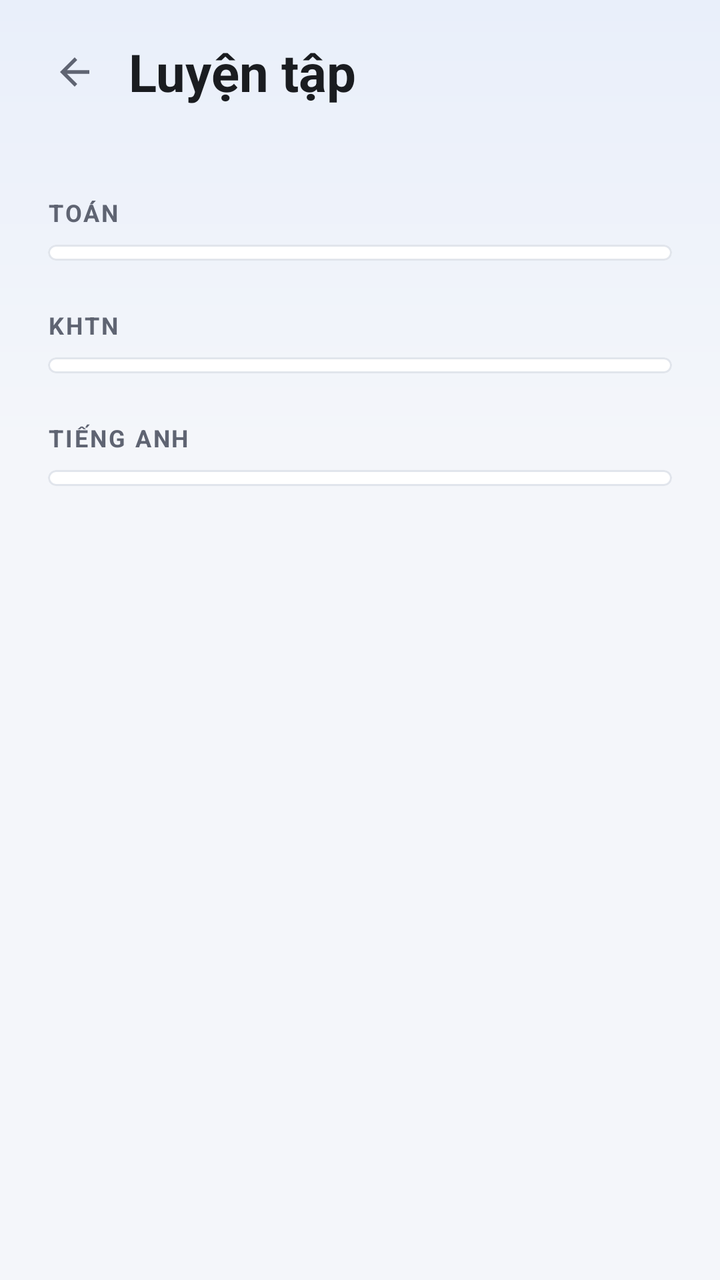
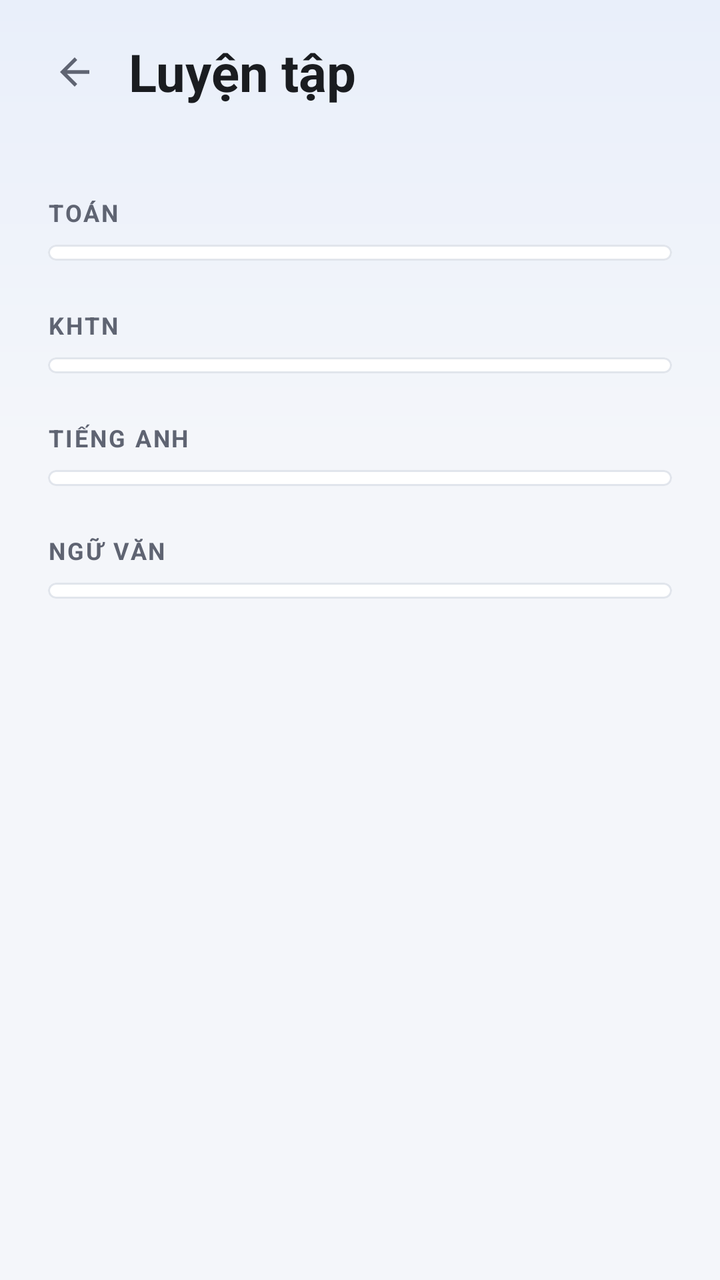

Two renders of the same Android screen: before a commit and after it. Below are the layout's source before the change and the commit's diff.
<!-- AndroidManifest.xml: application theme Theme.HomeworkGate -->
<!-- res/layout/st_activity_luyen_tap.xml -->
<?xml version="1.0" encoding="utf-8"?>
<androidx.constraintlayout.widget.ConstraintLayout
    xmlns:android="http://schemas.android.com/apk/res/android"
    xmlns:app="http://schemas.android.com/apk/res-auto"
    android:id="@+id/goc"
    android:layout_width="match_parent"
    android:layout_height="match_parent"
    android:background="@drawable/st_nen_man">

    <LinearLayout
        android:layout_width="0dp"
        android:layout_height="0dp"
        android:orientation="vertical"
        app:layout_constraintBottom_toBottomOf="parent"
        app:layout_constraintEnd_toEndOf="parent"
        app:layout_constraintStart_toStartOf="parent"
        app:layout_constraintTop_toTopOf="parent">

        <LinearLayout
            android:layout_width="match_parent"
            android:layout_height="wrap_content"
            android:gravity="center_vertical"
            android:paddingHorizontal="@dimen/st_le_ngang"
            android:paddingTop="12dp">

            <com.google.android.material.button.MaterialButton
                android:id="@+id/nut_quay_lai"
                style="@style/Widget.Material3.Button.IconButton"
                android:layout_width="48dp"
                android:layout_height="48dp"
                android:layout_marginStart="-12dp"
                android:layout_marginEnd="4dp"
                android:contentDescription="Quay lại"
                app:icon="@drawable/st_ic_quay_lai"
                app:iconSize="22dp"
                app:iconTint="@color/ink_soft" />

            <TextView
                android:layout_width="0dp"
                android:layout_height="wrap_content"
                android:layout_weight="1"
                android:text="Luyện tập"
                android:textColor="@color/ink"
                android:textSize="26sp"
                android:textStyle="bold" />
        </LinearLayout>

        <ScrollView
            android:layout_width="match_parent"
            android:layout_height="0dp"
            android:layout_weight="1">

            <LinearLayout
                android:layout_width="match_parent"
                android:layout_height="wrap_content"
                android:orientation="vertical"
                android:paddingHorizontal="@dimen/st_le_ngang"
                android:paddingTop="14dp"
                android:paddingBottom="24dp">

                <TextView
                    style="@style/Nhan.Nhom"
                    android:layout_width="wrap_content"
                    android:layout_height="wrap_content"
                    android:layout_marginBottom="8dp"
                    android:text="TOÁN" />

                <com.google.android.material.card.MaterialCardView
                    style="@style/Card"
                    android:layout_width="match_parent"
                    android:layout_height="wrap_content">

                    <LinearLayout
                        android:id="@+id/box_toan"
                        android:layout_width="match_parent"
                        android:layout_height="wrap_content"
                        android:orientation="vertical"
                        android:paddingVertical="4dp" />
                </com.google.android.material.card.MaterialCardView>

                <TextView
                    style="@style/Nhan.Nhom"
                    android:layout_width="wrap_content"
                    android:layout_height="wrap_content"
                    android:layout_marginTop="24dp"
                    android:layout_marginBottom="8dp"
                    android:text="KHTN" />

                <com.google.android.material.card.MaterialCardView
                    style="@style/Card"
                    android:layout_width="match_parent"
                    android:layout_height="wrap_content">

                    <LinearLayout
                        android:id="@+id/box_khtn"
                        android:layout_width="match_parent"
                        android:layout_height="wrap_content"
                        android:orientation="vertical"
                        android:paddingVertical="4dp" />
                </com.google.android.material.card.MaterialCardView>

                <TextView
                    style="@style/Nhan.Nhom"
                    android:layout_width="wrap_content"
                    android:layout_height="wrap_content"
                    android:layout_marginTop="24dp"
                    android:layout_marginBottom="8dp"
                    android:text="TIẾNG ANH" />

                <com.google.android.material.card.MaterialCardView
                    style="@style/Card"
                    android:layout_width="match_parent"
                    android:layout_height="wrap_content">

                    <LinearLayout
                        android:id="@+id/box_anh"
                        android:layout_width="match_parent"
                        android:layout_height="wrap_content"
                        android:orientation="vertical"
                        android:paddingVertical="4dp" />
                </com.google.android.material.card.MaterialCardView>

            </LinearLayout>
        </ScrollView>
    </LinearLayout>
</androidx.constraintlayout.widget.ConstraintLayout>
<!-- resources referenced by this layout -->
<resources>
  <color name="ink">#1A1C20</color>
  <color name="ink_soft">#5F6472</color>
  <dimen name="st_le_ngang">24dp</dimen>
  <!-- drawable st_ic_quay_lai (drawable) -->
  <vector xmlns:android="http://schemas.android.com/apk/res/android"
      android:width="24dp" android:height="24dp"
      android:viewportWidth="24" android:viewportHeight="24"
      android:autoMirrored="true">
      <path android:fillColor="#FFFFFF"
          android:pathData="M20,11H7.83l5.59,-5.59L12,4l-8,8 8,8 1.41,-1.41L7.83,13H20v-2z" />
  </vector>
  <!-- drawable st_nen_man (drawable) -->
  <?xml version="1.0" encoding="utf-8"?>
  <shape xmlns:android="http://schemas.android.com/apk/res/android"
      android:shape="rectangle">
      <gradient
          android:angle="270"
          android:centerColor="@color/canvas"
          android:centerY="0.35"
          android:endColor="@color/canvas"
          android:startColor="#E9EFFA"
          android:type="linear" />
  </shape>
  <style name="Card" parent="Widget.Material3.CardView.Elevated">
          
          <item name="cardBackgroundColor">@color/surface</item>
          <item name="cardCornerRadius">24dp</item>
          <item name="cardElevation">0dp</item>
          <item name="strokeWidth">1dp</item>
          <item name="strokeColor">@color/line</item>
      </style>
  <style name="Nhan.Nhom" parent="">
          <item name="android:textColor">@color/ink_soft</item>
          <item name="android:textSize">12sp</item>
          <item name="android:textStyle">bold</item>
          <item name="android:letterSpacing">0.08</item>
          <item name="android:layout_marginTop">24dp</item>
          <item name="android:layout_marginBottom">8dp</item>
      </style>
  <style name="Theme.HomeworkGate" parent="Theme.Material3.Light.NoActionBar">
          <item name="colorPrimary">@color/brand</item>
          <item name="colorOnPrimary">#FFFFFF</item>
          <item name="colorPrimaryContainer">@color/brand_soft</item>
          <item name="colorOnPrimaryContainer">@color/brand_dark</item>
          <item name="android:colorBackground">@color/canvas</item>
          <item name="colorSurface">@color/surface</item>
          <item name="colorOnSurface">@color/ink</item>
          <item name="android:statusBarColor">@color/canvas</item>
          <item name="android:navigationBarColor">@color/canvas</item>
          <item name="android:windowLightStatusBar">true</item>
          <item name="android:windowLightNavigationBar">true</item>
      </style>
  <color name="canvas">#F4F6FA</color>
  <color name="surface">#FFFFFF</color>
  <color name="line">#E1E5EC</color>
  <color name="brand">#2F6FED</color>
  <color name="brand_soft">#E8F0FE</color>
  <color name="brand_dark">#1B4FC0</color>
</resources>

<!-- the commit's change to res/layout/st_activity_luyen_tap.xml (unified diff, before → after) -->
@@ -120,6 +120,27 @@
                         android:paddingVertical="4dp" />
                 </com.google.android.material.card.MaterialCardView>
 
+                <TextView
+                    style="@style/Nhan.Nhom"
+                    android:layout_width="wrap_content"
+                    android:layout_height="wrap_content"
+                    android:layout_marginTop="24dp"
+                    android:layout_marginBottom="8dp"
+                    android:text="NGỮ VĂN" />
+
+                <com.google.android.material.card.MaterialCardView
+                    style="@style/Card"
+                    android:layout_width="match_parent"
+                    android:layout_height="wrap_content">
+
+                    <LinearLayout
+                        android:id="@+id/box_van"
+                        android:layout_width="match_parent"
+                        android:layout_height="wrap_content"
+                        android:orientation="vertical"
+                        android:paddingVertical="4dp" />
+                </com.google.android.material.card.MaterialCardView>
+
             </LinearLayout>
         </ScrollView>
     </LinearLayout>
